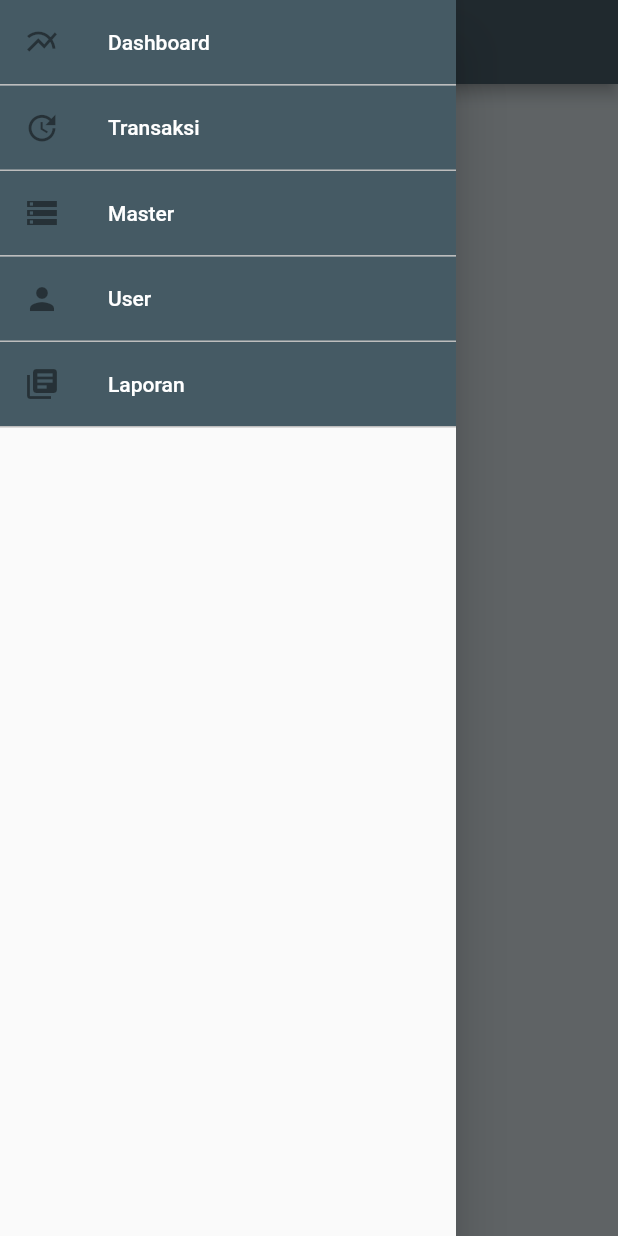
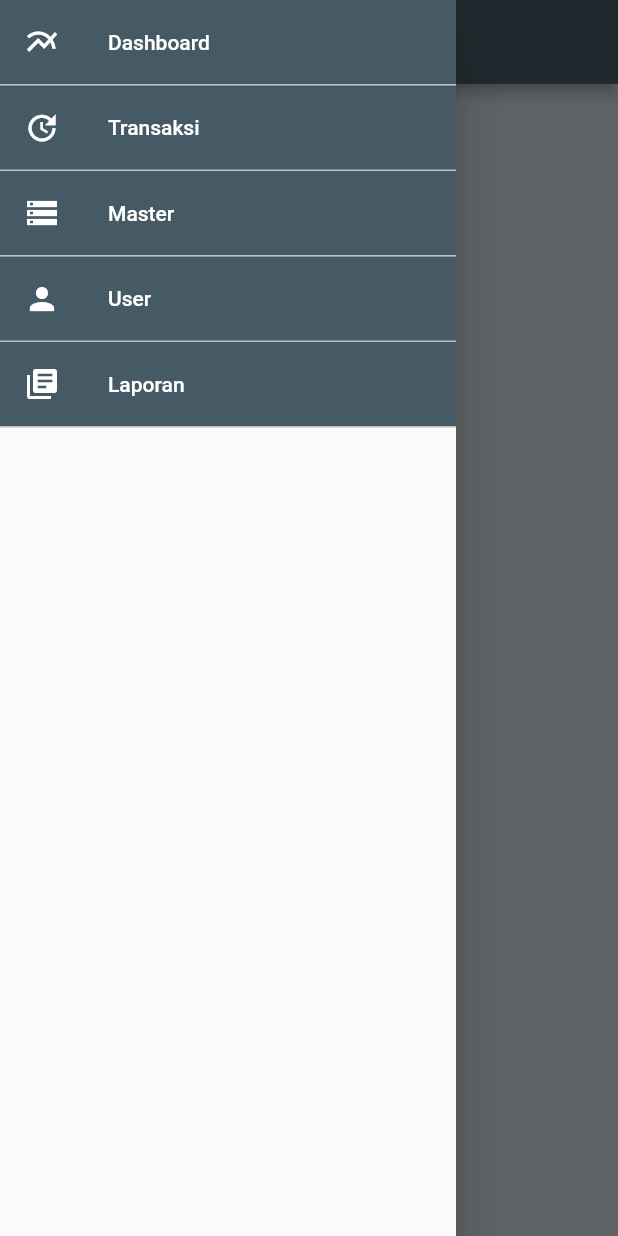
Before and after one commit to Bram-Putra/farm_app, a Flutter app: the screen it shows after launch, with the side drawer open, on a phone screen of 412 x 824 dp. Run offline on Flutter 3.47's test engine with Material 2 defaults, Android fonts, the light colour scheme and no system bars; our stand-ins replace convex_bottom_bar, flutter_slidable, rflutter_alert; accounts and stored records are empty.

Commit message:
Update main.dart

```diff
--- a/lib/main.dart
+++ b/lib/main.dart
@@ -45,7 +45,7 @@ class _MyAppState extends State<MyApp> {
                       ),
                     ),
                     child: ListTile(
-                      leading: Icon(mainController.choices[0].icon),
+                      leading: Icon(mainController.choices[0].icon, color: const Color(0xFFFFFFFF),),
                       title: Text(mainController.choices[0].title, style: TextStyle(color: const Color(0xFFFFFFFF)),),
                       onTap: (){
                         _setSelectedDrawer(mainController.choices[0]);
@@ -64,7 +64,7 @@ class _MyAppState extends State<MyApp> {
                       ),
                     ),
                     child: ListTile(
-                      leading: Icon(mainController.choices[1].icon),
+                      leading: Icon(mainController.choices[1].icon, color: const Color(0xFFFFFFFF),),
                       title: Text(mainController.choices[1].title, style: TextStyle(color: const Color(0xFFFFFFFF)),),
                       onTap: (){
                         _setSelectedDrawer(mainController.choices[1]);
@@ -83,7 +83,7 @@ class _MyAppState extends State<MyApp> {
                       ),
                     ),
                     child: ListTile(
-                      leading: Icon(mainController.choices[2].icon),
+                      leading: Icon(mainController.choices[2].icon, color: const Color(0xFFFFFFFF),),
                       title: Text(mainController.choices[2].title, style: TextStyle(color: const Color(0xFFFFFFFF)),),
                       onTap: (){
                         _setSelectedDrawer(mainController.choices[2]);
@@ -102,7 +102,7 @@ class _MyAppState extends State<MyApp> {
                       ),
                     ),
                     child: ListTile(
-                      leading: Icon(mainController.choices[3].icon),
+                      leading: Icon(mainController.choices[3].icon, color: const Color(0xFFFFFFFF),),
                       title: Text(mainController.choices[3].title, style: TextStyle(color: const Color(0xFFFFFFFF)),),
                       onTap: (){
                         _setSelectedDrawer(mainController.choices[3]);
@@ -121,7 +121,7 @@ class _MyAppState extends State<MyApp> {
                       ),
                     ),
                     child: ListTile(
-                      leading: Icon(mainController.choices[4].icon),
+                      leading: Icon(mainController.choices[4].icon, color: const Color(0xFFFFFFFF),),
                       title: Text(mainController.choices[4].title, style: TextStyle(color: const Color(0xFFFFFFFF)),),
                       onTap: (){
                         _setSelectedDrawer(mainController.choices[4]);
```
